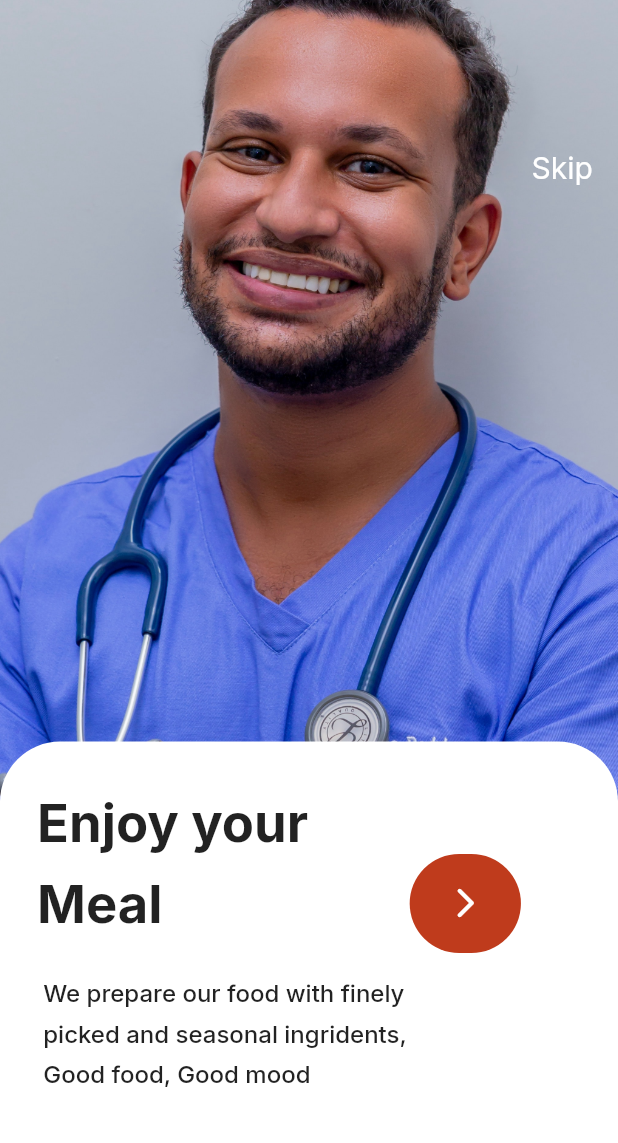
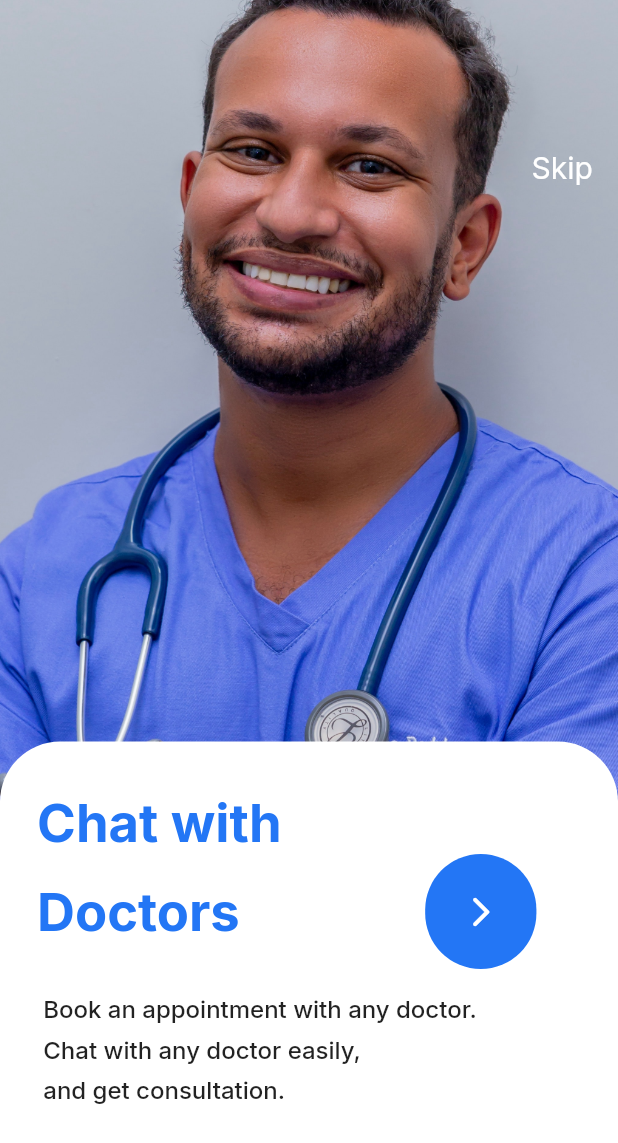
Before and after one commit to akintewe/Health-Haven, a Flutter app: the screen it shows after launch, after a tap on the "arrow forward ios" icon, on a phone screen of 412 x 824 dp. Shown: the top 1143 px of the screen. Run offline on Flutter 3.47's test engine with Material 2 defaults, Android fonts, the phone set to English and light mode, and no system bars; our stand-ins replace go_router, google_fonts, lottie, smooth_page_indicator.

Commit message:
made changes, and created button

```diff
--- a/lib/app/modules/introduction_page/views/introduction_page.dart
+++ b/lib/app/modules/introduction_page/views/introduction_page.dart
@@ -1,4 +1,5 @@
 import 'package:cancer_chat/core/theme/colors.dart';
+import 'package:cancer_chat/core/utils/functions/size_fit.dart';
 import 'package:flutter/material.dart';
 
 class IntroPage extends StatefulWidget {
@@ -77,7 +78,7 @@ class _IntroPageState extends State<IntroPage> {
                         SizedBox(
                             width: MediaQuery.of(context).size.width * 0.4),
                         Container(
-                          height: MediaQuery.of(context).size.height * 0.09,
+                          height: MediaQuery.of(context).size.height * 0.092,
                           width: MediaQuery.of(context).size.width * 0.18,
                           decoration: BoxDecoration(
                               color: AppColors.primary,
@@ -208,10 +209,11 @@ class _IntroPage2State extends State<IntroPage2> {
                       children: [
                         SizedBox(
                             width: MediaQuery.of(context).size.width * 0.06),
-                        Text('Enjoy your',
+                        Text('Chat with',
                             style: TextStyle(
                               fontWeight: FontWeight.bold,
                               fontSize: 35,
+                              color: AppColors.primary,
                             )),
                       ],
                     ),
@@ -219,18 +221,19 @@ class _IntroPage2State extends State<IntroPage2> {
                       children: [
                         SizedBox(
                             width: MediaQuery.of(context).size.width * 0.06),
-                        Text('Meal',
+                        Text('Doctors',
                             style: TextStyle(
                               fontWeight: FontWeight.bold,
                               fontSize: 35,
+                              color: AppColors.primary,
                             )),
                         SizedBox(
-                            width: MediaQuery.of(context).size.width * 0.4),
+                            width: MediaQuery.of(context).size.width * 0.3),
                         Container(
-                          height: MediaQuery.of(context).size.height * 0.08,
+                          height: MediaQuery.of(context).size.height * 0.093,
                           width: MediaQuery.of(context).size.width * 0.18,
                           decoration: BoxDecoration(
-                              color: Color.fromRGBO(191, 59, 28, 1),
+                              color: AppColors.primary,
                               borderRadius: BorderRadius.circular(100)),
                           child: Center(
                             child: IconButton(
@@ -256,7 +259,7 @@ class _IntroPage2State extends State<IntroPage2> {
                                 width:
                                     MediaQuery.of(context).size.width * 0.07),
                             Text(
-                              'We prepare our food with finely',
+                              'Book an appointment with any doctor.',
                               style: TextStyle(
                                 fontWeight: FontWeight.w500,
                                 fontSize: 16,
@@ -272,7 +275,7 @@ class _IntroPage2State extends State<IntroPage2> {
                                 width:
                                     MediaQuery.of(context).size.width * 0.07),
                             Text(
-                              'picked and seasonal ingridents,',
+                              'Chat with any doctor easily,',
                               style: TextStyle(
                                 fontWeight: FontWeight.w500,
                                 fontSize: 16,
@@ -288,7 +291,7 @@ class _IntroPage2State extends State<IntroPage2> {
                                 width:
                                     MediaQuery.of(context).size.width * 0.07),
                             Text(
-                              'Good food, Good mood',
+                              'and get consultation.',
                               style: TextStyle(
                                 fontWeight: FontWeight.w500,
                                 fontSize: 16,
@@ -360,10 +363,11 @@ class _IntroPage3State extends State<IntroPage3> {
                       children: [
                         SizedBox(
                             width: MediaQuery.of(context).size.width * 0.06),
-                        Text('Get delivery',
+                        Text('Track your',
                             style: TextStyle(
                               fontWeight: FontWeight.bold,
                               fontSize: 35,
+                              color: AppColors.primary,
                             )),
                       ],
                     ),
@@ -371,10 +375,11 @@ class _IntroPage3State extends State<IntroPage3> {
                       children: [
                         SizedBox(
                             width: MediaQuery.of(context).size.width * 0.06),
-                        Text('at your',
+                        Text('appointments',
                             style: TextStyle(
                               fontWeight: FontWeight.bold,
                               fontSize: 35,
+                              color: AppColors.primary,
                             )),
                         SizedBox(
                             width: MediaQuery.of(context).size.width * 0.2),
@@ -384,38 +389,55 @@ class _IntroPage3State extends State<IntroPage3> {
                       children: [
                         SizedBox(
                             width: MediaQuery.of(context).size.width * 0.06),
-                        Text('Door step.....',
+                        Text('the easy way..',
                             style: TextStyle(
                               fontWeight: FontWeight.bold,
                               fontSize: 35,
+                              color: AppColors.primary,
                             )),
                       ],
                     ),
-                    SizedBox(height: MediaQuery.of(context).size.height * 0.02),
+                    SizedBox(height: MediaQuery.of(context).size.height * 0.04),
                     Column(
                       children: [
                         Row(
                           mainAxisAlignment: MainAxisAlignment.center,
                           children: [
-                            Container(
-                              height: MediaQuery.of(context).size.height * 0.08,
-                              width: MediaQuery.of(context).size.width * 0.6,
-                              decoration: BoxDecoration(
-                                color: Color.fromRGBO(191, 59, 28, 1),
-                                borderRadius: BorderRadius.circular(30),
-                              ),
-                              child: Center(
-                                  child: GestureDetector(
-                                onTap: () {},
-                                child: Text(
-                                  'Get Started',
-                                  style: TextStyle(
-                                      color: Colors.white,
-                                      fontWeight: FontWeight.w500,
-                                      fontSize: 20),
-                                ),
-                              )),
-                            )
+                            SizedBox(
+                              height: 65,
+                              width: 200,
+                              child: ElevatedButton(
+                                  style: ElevatedButton.styleFrom(
+                                      shape: RoundedRectangleBorder(
+                                    borderRadius: BorderRadius.circular(20),
+                                  )),
+                                  onPressed: () {},
+                                  child: Center(
+                                    child: Text(
+                                      'Get Started',
+                                      style: TextStyle(fontSize: 20),
+                                    ),
+                                  )),
+                            ),
+                            // Container(
+                            //   height: MediaQuery.of(context).size.height * 0.08,
+                            //   width: MediaQuery.of(context).size.width * 0.6,
+                            //   decoration: BoxDecoration(
+                            //     color: AppColors.primary,
+                            //     borderRadius: BorderRadius.circular(30),
+                            //   ),
+                            //   child: Center(
+                            //       child: GestureDetector(
+                            //     onTap: () {},
+                            //     child: Text(
+                            //       'Get Started',
+                            //       style: TextStyle(
+                            //           color: Colors.white,
+                            //           fontWeight: FontWeight.w500,
+                            //           fontSize: 20),
+                            //     ),
+                            //   )),
+                            // )
                           ],
                         )
                       ],
```
